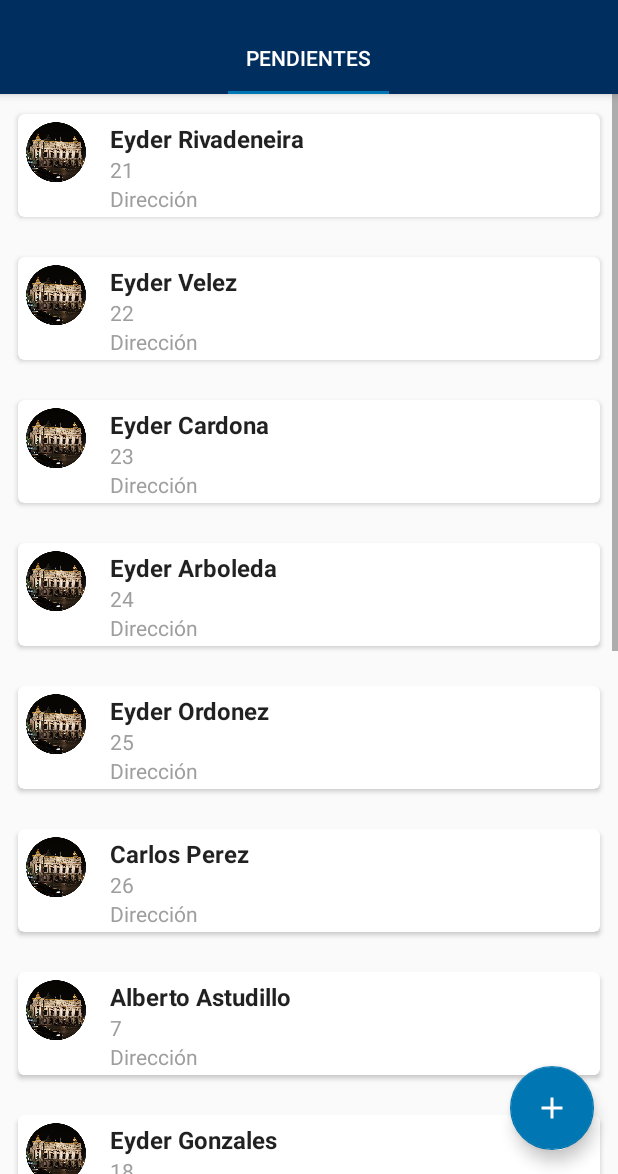
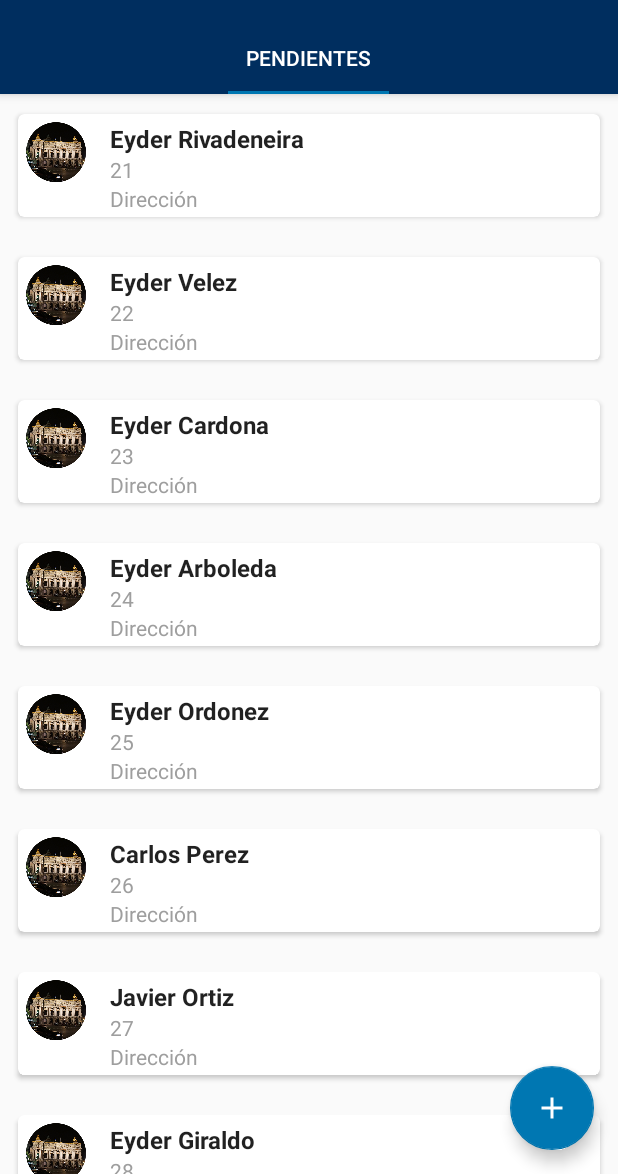
Before and after one commit to albeirobet/SupernovaMovil2, an Android app: the screen it shows after launch (MainActivity), after a tap on "Collapse", on a phone screen of 412 x 824 dp, the part 62-1236 px from its top. Run offline under Robolectric (Android 15) with nearby library versions, the phone set to English and light mode, and no system bars; 1 other tap on this screen came first.

Commit message:
Revisar la Carga de los Datos y el LoadMore cuando están filtrados, implementar logica para que se haga una sola carga.

```diff
--- a/app/src/main/java/runcode/co/supernovamovil/CargaPruebaPersonas.java
+++ b/app/src/main/java/runcode/co/supernovamovil/CargaPruebaPersonas.java
@@ -101,8 +101,8 @@ public class CargaPruebaPersonas {
         persona17.setCedula("17");
         listPersonas.add(persona17);
         Persona persona18= new Persona();
-        persona8.setNombre("Eyder Gonzales");
-        persona8.setCedula("18");
+        persona18.setNombre("Eyder Gonzales");
+        persona18.setCedula("18");
         listPersonas.add(persona18);
         Persona persona19= new Persona();
         persona19.setNombre("Eyder Cerón");
@@ -141,6 +141,11 @@ public class CargaPruebaPersonas {
         persona27.setCedula("27");
         listPersonas.add(persona27);
 
+        Persona persona28= new Persona();
+        persona28.setNombre("Eyder Giraldo");
+        persona28.setCedula("28");
+        listPersonas.add(persona28);
+
 
 
     }
--- a/app/src/main/java/runcode/co/supernovamovil/fragment/ListLecturasFragment.java
+++ b/app/src/main/java/runcode/co/supernovamovil/fragment/ListLecturasFragment.java
@@ -48,7 +48,10 @@ public class ListLecturasFragment extends Fragment implements SearchView.OnQuery
     private SwipeRefreshLayout swipeRefresh;
     private ViewGroup container;
 
+    //Bandera para identificar si aún hay registros para carga
     private boolean registrosDisponiblesCarga = false;
+    //Bandera para identificar si es el final de la carga de registros
+    private boolean finalRegistrosCarga=false;
     private CargaPruebaPersonas cargaPruebaPersonas = new CargaPruebaPersonas();
 
     @Override
@@ -75,7 +78,7 @@ public class ListLecturasFragment extends Fragment implements SearchView.OnQuery
             @Override
             public void onLoadMore() {
                 Log.d("ListLecturasFragment", "onLoadMore");
-                if (registrosDisponiblesCarga) {
+                if (registrosDisponiblesCarga&&finalRegistrosCarga==false) {
                     mAdapter.setProgressMore(true);
                     new Handler().postDelayed(new Runnable() {
                         @Override
@@ -93,6 +96,7 @@ public class ListLecturasFragment extends Fragment implements SearchView.OnQuery
                             }else{
                                 Log.d("Es el fin", ""+end);
                                 end=itemListOriginal.size();
+                                finalRegistrosCarga=true;
                             }
                             itemList = new ArrayList<>(itemListOriginal.subList(start, end));
                             mAdapter.addItemMore(itemList);
@@ -100,6 +104,9 @@ public class ListLecturasFragment extends Fragment implements SearchView.OnQuery
 
                         }
                     }, 2000);
+                }else{
+                    Log.d("finalRegistrosCarga", ""+finalRegistrosCarga);
+                    Log.d("registrosDisponibles", ""+registrosDisponiblesCarga);
                 }
             }
         };
@@ -110,38 +117,30 @@ public class ListLecturasFragment extends Fragment implements SearchView.OnQuery
         SwipeRefreshLayout.OnRefreshListener listener = new SwipeRefreshLayout.OnRefreshListener() {
             @Override
             public void onRefresh() {
-                Log.d("MainActivity_", "onRefresh");
+                Log.d("Refrescando", "onRefresh");
                 new Handler().postDelayed(new Runnable() {
                     @Override
                     public void run() {
                         swipeRefresh.setRefreshing(false);
-                        loadData();
+                        loadData("On Refresh");
+                        finalRegistrosCarga=false;
 
                     }
                 }, 2000);
             }
         };
         swipeRefresh.setOnRefreshListener(listener);
-        loadData();
+        loadData("Original");
         setHasOptionsMenu(true);
         return swipeRefreshLayout;
 
     }
 
 
-    private void loadData() {
-        // itemList.clear();
-
-        /**
-         if(itemListOriginal.size()>0&&itemListOriginal.size()>9) {
-         itemList = new ArrayList<>(itemListOriginal.subList(0, 9));
-         }else if(){
-         itemList.clear();
-         Snackbar.make(container, "No hay Registros!", Snackbar.LENGTH_LONG).show();
-         }*/
+    private void loadData(String origen) {
+        Log.d("loadData", origen);
 
         int contadorRegistrosCargar = 10;
-
         if (itemListOriginal.size() > 0) {
             if (itemListOriginal.size() > contadorRegistrosCargar) {
                 itemList = new ArrayList<>(itemListOriginal.subList(0, contadorRegistrosCargar));
@@ -157,6 +156,10 @@ public class ListLecturasFragment extends Fragment implements SearchView.OnQuery
         }
         mAdapter.addAll(itemList);
     }
+//2285000
+//3.800.000
+//humberto.sandoval@openenglish.com
+//Carlos Andres Leon
 
 
     @Override
@@ -188,7 +191,7 @@ public class ListLecturasFragment extends Fragment implements SearchView.OnQuery
     @Override
     public boolean onQueryTextChange(String newText) {
         Log.d("onQueryTextChange", newText);
-        final List<Persona> filteredModelList = filter(itemList, newText);
+        final List<Persona> filteredModelList = filter(itemListOriginal, newText);
         if (filteredModelList.size() > 0) {
             mAdapter.setFilter(filteredModelList);
             return true;
@@ -208,8 +211,6 @@ public class ListLecturasFragment extends Fragment implements SearchView.OnQuery
 
     private List<Persona> filter(List<Persona> models, String query) {
         query = query.toLowerCase();
-
-
         Log.d("Tamaño Original Lista: ", "" + models.size());
         final List<Persona> filteredModelList = new ArrayList<>();
         for (Persona model : models) {
@@ -222,5 +223,4 @@ public class ListLecturasFragment extends Fragment implements SearchView.OnQuery
         return filteredModelList;
     }
 
-
 }
```
